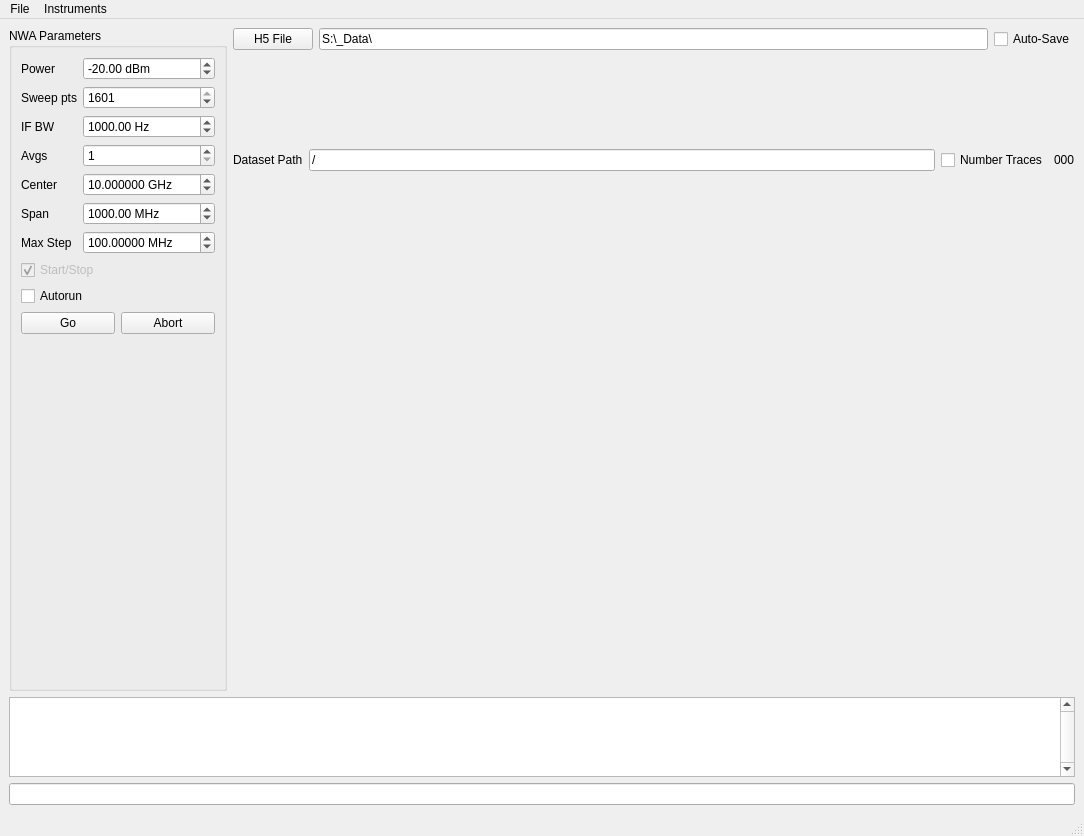
SchusterLab/slab, file scripts/NWAWindow2.ui: the form before one commit.
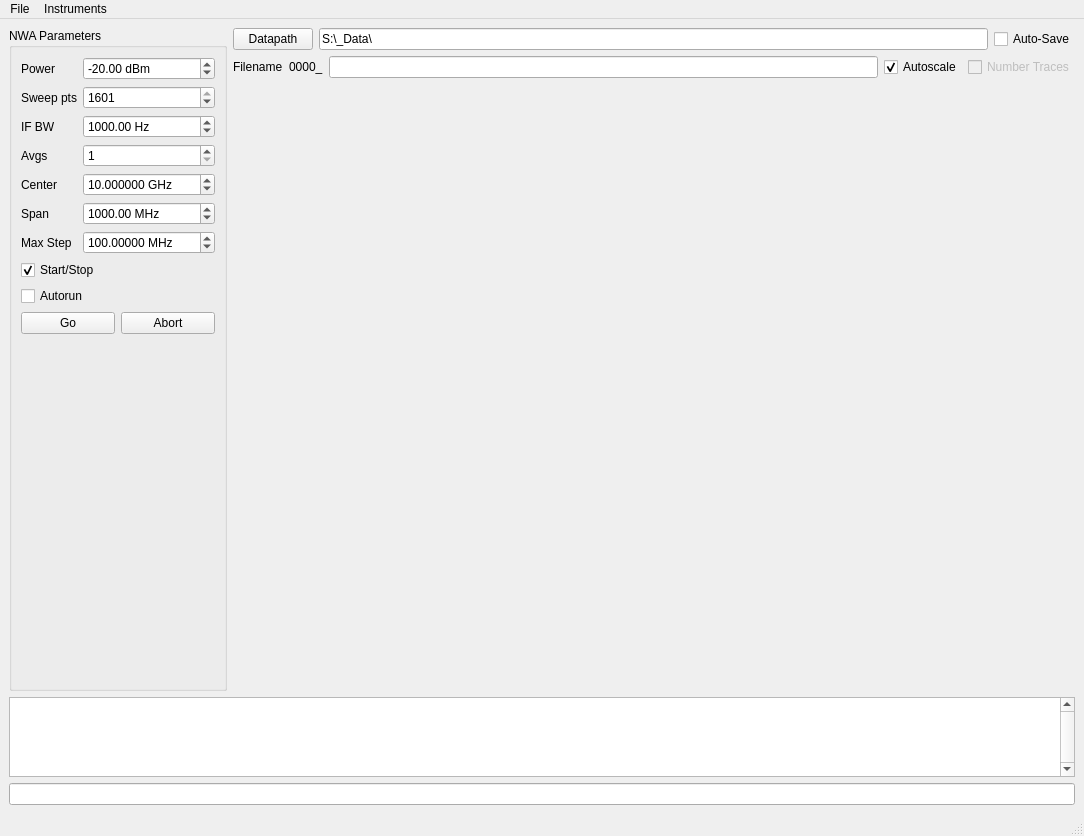
The form after the commit. Custom widgets are drawn as their Qt base class.

Commit message:
NWAWindow2: Changed file saving behavior significantly to work well with hdf5 Got rid of datagroup stuff in favor of filenumber/prefix...idea being that a single file should hold a single dataset with a fixed set of parameters.  This makes it easy to work with.  On the other hand if you are changing settings around and would like to store data then it should autonumber and save in different files harmonized segmented sweep and normal sweep so both work now fixed center/span start/stop bug
I think things are mostly working now with this version.

DS

Patch:
```diff
--- a/scripts/NWAWindow2.ui
+++ b/scripts/NWAWindow2.ui
@@ -191,7 +191,7 @@
          <item>
           <widget class="QCheckBox" name="param_centerspanstartstop">
            <property name="enabled">
-            <bool>false</bool>
+            <bool>true</bool>
            </property>
            <property name="text">
             <string>Start/Stop</string>
@@ -249,12 +249,12 @@
           <item>
            <widget class="QPushButton" name="filenameButton">
             <property name="text">
-             <string>H5 File</string>
+             <string>Datapath</string>
             </property>
            </widget>
           </item>
           <item>
-           <widget class="QLineEdit" name="param_filename">
+           <widget class="QLineEdit" name="param_datapath">
             <property name="text">
              <string>S:\_Data\</string>
             </property>
@@ -274,31 +274,44 @@
           <item>
            <widget class="QLabel" name="label_6">
             <property name="text">
-             <string>Dataset Path</string>
+             <string>Filename</string>
             </property>
            </widget>
           </item>
           <item>
-           <widget class="QLineEdit" name="param_datasetPath">
+           <widget class="QLabel" name="trace_label">
             <property name="text">
-             <string>/</string>
+             <string>0000_</string>
+            </property>
+           </widget>
+          </item>
+          <item>
+           <widget class="QLineEdit" name="param_filename">
+            <property name="text">
+             <string/>
+            </property>
+           </widget>
+          </item>
+          <item>
+           <widget class="QCheckBox" name="param_autoscale">
+            <property name="text">
+             <string>Autoscale</string>
+            </property>
+            <property name="checked">
+             <bool>true</bool>
             </property>
            </widget>
           </item>
           <item>
            <widget class="QCheckBox" name="param_numberTraces">
+            <property name="enabled">
+             <bool>false</bool>
+            </property>
             <property name="text">
              <string>Number Traces</string>
             </property>
            </widget>
           </item>
-          <item>
-           <widget class="QLabel" name="trace_label">
-            <property name="text">
-             <string>000</string>
-            </property>
-           </widget>
-          </item>
          </layout>
         </item>
         <item>
```
Left out of the diff: 2 changed lines with no effect on the pictures. The commit also changes 1 other file.
